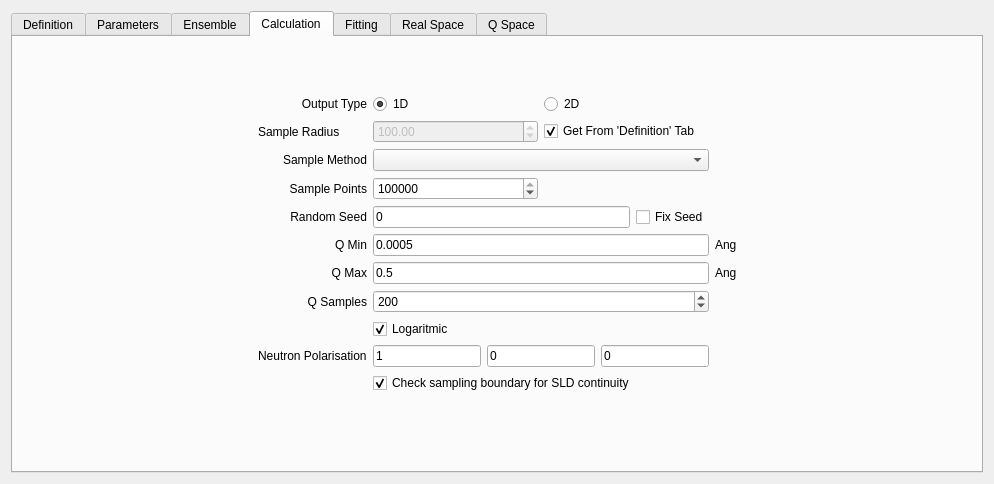
Old version of the form src/sas/qtgui/Perspectives/ParticleEditor/UI/DesignWindowUI.ui in the repository SasView/sasview.
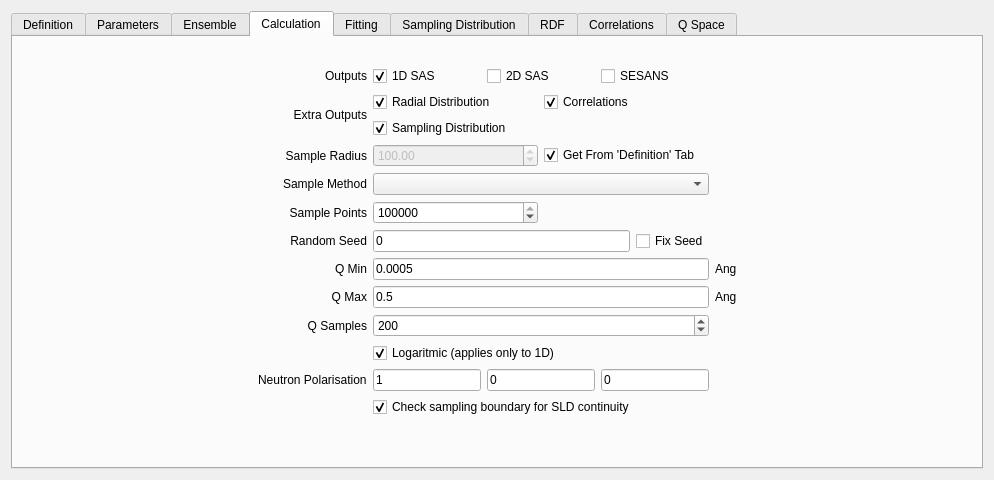
New version of the form. The open tabs and pages were chosen to show the change.

```diff
--- a/src/sas/qtgui/Perspectives/ParticleEditor/UI/DesignWindowUI.ui
+++ b/src/sas/qtgui/Perspectives/ParticleEditor/UI/DesignWindowUI.ui
@@ -7,7 +7,7 @@
     <x>0</x>
     <y>0</y>
     <width>994</width>
-    <height>484</height>
+    <height>480</height>
    </rect>
   </property>
   <property name="windowTitle">
@@ -78,16 +78,6 @@
                <property name="bottomMargin">
                 <number>10</number>
                </property>
-               <item row="0" column="0">
-                <widget class="QLabel" name="label">
-                 <property name="text">
-                  <string>Solvent SLD</string>
-                 </property>
-                 <property name="alignment">
-                  <set>Qt::AlignRight|Qt::AlignTrailing|Qt::AlignVCenter</set>
-                 </property>
-                </widget>
-               </item>
                <item row="1" column="0">
                 <widget class="QLabel" name="label_2">
                  <property name="text">
@@ -236,17 +226,31 @@
             <item>
              <widget class="QFrame" name="frame_3">
               <layout class="QGridLayout" name="gridLayout_2">
-               <item row="8" column="2">
-                <widget class="QCheckBox" name="useLogQ">
+               <item row="10" column="3">
+                <widget class="QLabel" name="label_10">
                  <property name="text">
-                  <string>Logaritmic</string>
+                  <string>Ang</string>
                  </property>
-                 <property name="checked">
-                  <bool>true</bool>
+                </widget>
+               </item>
+               <item row="10" column="0">
+                <widget class="QLabel" name="label_11">
+                 <property name="text">
+                  <string>Q Max</string>
                  </property>
+                 <property name="alignment">
+                  <set>Qt::AlignRight|Qt::AlignTrailing|Qt::AlignVCenter</set>
+                 </property>
                 </widget>
                </item>
-               <item row="7" column="2">
+               <item row="10" column="2">
+                <widget class="QLineEdit" name="qMaxBox">
+                 <property name="text">
+                  <string>0.5</string>
+                 </property>
+                </widget>
+               </item>
+               <item row="11" column="2">
                 <widget class="QSpinBox" name="qSamplesBox">
                  <property name="minimum">
                   <number>10</number>
@@ -262,21 +266,49 @@
                  </property>
                 </widget>
                </item>
-               <item row="5" column="3">
-                <widget class="QLabel" name="label_9">
+               <item row="12" column="2">
+                <widget class="QCheckBox" name="useLogQ">
                  <property name="text">
-                  <string>Ang</string>
+                  <string>Logaritmic (applies only to 1D)</string>
                  </property>
+                 <property name="checked">
+                  <bool>true</bool>
+                 </property>
                 </widget>
                </item>
-               <item row="6" column="3">
-                <widget class="QLabel" name="label_10">
+               <item row="13" column="0">
+                <widget class="QLabel" name="label_12">
                  <property name="text">
-                  <string>Ang</string>
+                  <string>Neutron Polarisation</string>
                  </property>
                 </widget>
                </item>
-               <item row="7" column="0">
+               <item row="13" column="2">
+                <layout class="QHBoxLayout" name="horizontalLayout_10">
+                 <item>
+                  <widget class="QLineEdit" name="lineEdit">
+                   <property name="text">
+                    <string>1</string>
+                   </property>
+                  </widget>
+                 </item>
+                 <item>
+                  <widget class="QLineEdit" name="lineEdit_2">
+                   <property name="text">
+                    <string>0</string>
+                   </property>
+                  </widget>
+                 </item>
+                 <item>
+                  <widget class="QLineEdit" name="lineEdit_3">
+                   <property name="text">
+                    <string>0</string>
+                   </property>
+                  </widget>
+                 </item>
+                </layout>
+               </item>
+               <item row="11" column="0">
                 <widget class="QLabel" name="label_7">
                  <property name="text">
                   <string>Q Samples</string>
@@ -286,7 +318,81 @@
                  </property>
                 </widget>
                </item>
-               <item row="1" column="2">
+               <item row="14" column="2">
+                <widget class="QCheckBox" name="continuityCheck">
+                 <property name="text">
+                  <string>Check sampling boundary for SLD continuity</string>
+                 </property>
+                 <property name="checked">
+                  <bool>true</bool>
+                 </property>
+                </widget>
+               </item>
+               <item row="15" column="2">
+                <widget class="QLabel" name="timeEstimateLabel">
+                 <property name="text">
+                  <string/>
+                 </property>
+                 <property name="alignment">
+                  <set>Qt::AlignCenter</set>
+                 </property>
+                </widget>
+               </item>
+               <item row="0" column="0">
+                <widget class="QLabel" name="label_13">
+                 <property name="text">
+                  <string>Outputs</string>
+                 </property>
+                 <property name="alignment">
+                  <set>Qt::AlignRight|Qt::AlignTrailing|Qt::AlignVCenter</set>
+                 </property>
+                </widget>
+               </item>
+               <item row="0" column="2">
+                <layout class="QHBoxLayout" name="horizontalLayout">
+                 <property name="bottomMargin">
+                  <number>0</number>
+                 </property>
+                 <item>
+                  <widget class="QCheckBox" name="sas1DOption">
+                   <property name="text">
+                    <string>1D SAS</string>
+                   </property>
+                   <property name="checked">
+                    <bool>true</bool>
+                   </property>
+                  </widget>
+                 </item>
+                 <item>
+                  <widget class="QCheckBox" name="sas2DOption">
+                   <property name="text">
+                    <string>2D SAS</string>
+                   </property>
+                  </widget>
+                 </item>
+                 <item>
+                  <widget class="QCheckBox" name="sesansOption">
+                   <property name="text">
+                    <string>SESANS</string>
+                   </property>
+                  </widget>
+                 </item>
+                </layout>
+               </item>
+               <item row="5" column="0">
+                <widget class="QLabel" name="label_14">
+                 <property name="text">
+                  <string>Sample Radius</string>
+                 </property>
+                 <property name="alignment">
+                  <set>Qt::AlignRight|Qt::AlignTrailing|Qt::AlignVCenter</set>
+                 </property>
+                </widget>
+               </item>
+               <item row="6" column="2">
+                <widget class="QComboBox" name="methodCombo"/>
+               </item>
+               <item row="5" column="2">
                 <layout class="QHBoxLayout" name="horizontalLayout_6">
                  <item>
                   <widget class="QDoubleSpinBox" name="sampleRadius">
@@ -316,14 +422,7 @@
                  </item>
                 </layout>
                </item>
-               <item row="1" column="0">
-                <widget class="QLabel" name="label_14">
-                 <property name="text">
-                  <string>Sample Radius</string>
-                 </property>
-                </widget>
-               </item>
-               <item row="2" column="0">
+               <item row="6" column="0">
                 <widget class="QLabel" name="label_3">
                  <property name="text">
                   <string>Sample Method</string>
@@ -333,14 +432,17 @@
                  </property>
                 </widget>
                </item>
-               <item row="5" column="2">
-                <widget class="QLineEdit" name="qMinBox">
+               <item row="8" column="0">
+                <widget class="QLabel" name="label_16">
                  <property name="text">
-                  <string>0.0005</string>
+                  <string>Random Seed</string>
+                 </property>
+                 <property name="alignment">
+                  <set>Qt::AlignRight|Qt::AlignTrailing|Qt::AlignVCenter</set>
                  </property>
                 </widget>
                </item>
-               <item row="5" column="0">
+               <item row="9" column="0">
                 <widget class="QLabel" name="label_8">
                  <property name="text">
                   <string>Q Min</string>
@@ -350,61 +452,17 @@
                  </property>
                 </widget>
                </item>
-               <item row="6" column="2">
-                <widget class="QLineEdit" name="qMaxBox">
+               <item row="7" column="0">
+                <widget class="QLabel" name="label_4">
                  <property name="text">
-                  <string>0.5</string>
+                  <string>Sample Points</string>
                  </property>
-                </widget>
-               </item>
-               <item row="6" column="0">
-                <widget class="QLabel" name="label_11">
-                 <property name="text">
-                  <string>Q Max</string>
-                 </property>
                  <property name="alignment">
                   <set>Qt::AlignRight|Qt::AlignTrailing|Qt::AlignVCenter</set>
                  </property>
                 </widget>
                </item>
-               <item row="0" column="2">
-                <layout class="QHBoxLayout" name="horizontalLayout">
-                 <property name="bottomMargin">
-                  <number>0</number>
-                 </property>
-                 <item>
-                  <widget class="QRadioButton" name="output1D">
-                   <property name="text">
-                    <string>1D</string>
-                   </property>
-                   <property name="checked">
-                    <bool>true</bool>
-                   </property>
-                  </widget>
-                 </item>
-                 <item>
-                  <widget class="QRadioButton" name="output2D">
-                   <property name="text">
-                    <string>2D</string>
-                   </property>
-                  </widget>
-                 </item>
-                </layout>
-               </item>
-               <item row="2" column="2">
-                <widget class="QComboBox" name="methodCombo"/>
-               </item>
-               <item row="0" column="0">
-                <widget class="QLabel" name="label_13">
-                 <property name="text">
-                  <string>Output Type</string>
-                 </property>
-                 <property name="alignment">
-                  <set>Qt::AlignRight|Qt::AlignTrailing|Qt::AlignVCenter</set>
-                 </property>
-                </widget>
-               </item>
-               <item row="3" column="2">
+               <item row="7" column="2">
                 <layout class="QHBoxLayout" name="horizontalLayout_8">
                  <item>
                   <widget class="QSpinBox" name="nSamplePoints">
@@ -428,17 +486,7 @@
                  </item>
                 </layout>
                </item>
-               <item row="3" column="0">
-                <widget class="QLabel" name="label_4">
-                 <property name="text">
-                  <string>Sample Points</string>
-                 </property>
-                 <property name="alignment">
-                  <set>Qt::AlignRight|Qt::AlignTrailing|Qt::AlignVCenter</set>
-                 </property>
-                </widget>
-               </item>
-               <item row="4" column="2">
+               <item row="8" column="2">
                 <layout class="QHBoxLayout" name="horizontalLayout_9">
                  <item>
                   <widget class="QLineEdit" name="randomSeed">
@@ -456,65 +504,67 @@
                  </item>
                 </layout>
                </item>
-               <item row="9" column="0">
-                <widget class="QLabel" name="label_12">
+               <item row="9" column="3">
+                <widget class="QLabel" name="label_9">
                  <property name="text">
-                  <string>Neutron Polarisation</string>
-                 </property>
-                </widget>
-               </item>
-               <item row="4" column="0">
-                <widget class="QLabel" name="label_16">
-                 <property name="text">
-                  <string>Random Seed</string>
-                 </property>
-                 <property name="alignment">
-                  <set>Qt::AlignRight|Qt::AlignTrailing|Qt::AlignVCenter</set>
+                  <string>Ang</string>
                  </property>
                 </widget>
                </item>
                <item row="9" column="2">
-                <layout class="QHBoxLayout" name="horizontalLayout_10">
-                 <item>
-                  <widget class="QLineEdit" name="lineEdit">
+                <widget class="QLineEdit" name="qMinBox">
+                 <property name="text">
+                  <string>0.0005</string>
+                 </property>
+                </widget>
+               </item>
+               <item row="1" column="2">
+                <layout class="QGridLayout" name="gridLayout_3">
+                 <item row="1" column="0">
+                  <widget class="QCheckBox" name="includeSamplingDistribution">
                    <property name="text">
-                    <string>1</string>
+                    <string>Sampling Distribution</string>
                    </property>
+                   <property name="checked">
+                    <bool>true</bool>
+                   </property>
                   </widget>
                  </item>
-                 <item>
-                  <widget class="QLineEdit" name="lineEdit_2">
+                 <item row="0" column="0">
+                  <widget class="QCheckBox" name="includeRadialDistribution">
                    <property name="text">
-                    <string>0</string>
+                    <string>Radial Distribution</string>
                    </property>
+                   <property name="checked">
+                    <bool>true</bool>
+                   </property>
                   </widget>
                  </item>
-                 <item>
-                  <widget class="QLineEdit" name="lineEdit_3">
+                 <item row="0" column="1">
+                  <widget class="QCheckBox" name="includeCorrelations">
                    <property name="text">
-                    <string>0</string>
+                    <string>Correlations</string>
+                   </property>
+                   <property name="checked">
+                    <bool>true</bool>
                    </property>
                   </widget>
                  </item>
                 </layout>
                </item>
-               <item row="11" column="2">
-                <widget class="QLabel" name="timeEstimateLabel">
+               <item row="1" column="0">
+                <widget class="QLabel" name="label">
+                 <property name="sizePolicy">
+                  <sizepolicy hsizetype="Preferred" vsizetype="MinimumExpanding">
+                   <horstretch>0</horstretch>
+                   <verstretch>0</verstretch>
+                  </sizepolicy>
+                 </property>
                  <property name="text">
-                  <string/>
+                  <string>Extra Outputs</string>
                  </property>
                  <property name="alignment">
-                  <set>Qt::AlignCenter</set>
-                 </property>
-                </widget>
-               </item>
-               <item row="10" column="2">
-                <widget class="QCheckBox" name="continuityCheck">
-                 <property name="text">
-                  <string>Check sampling boundary for SLD continuity</string>
-                 </property>
-                 <property name="checked">
-                  <bool>true</bool>
+                  <set>Qt::AlignRight|Qt::AlignTrailing|Qt::AlignVCenter</set>
                  </property>
                 </widget>
                </item>
@@ -561,7 +611,17 @@
      </widget>
      <widget class="QWidget" name="realSpaceTab">
       <attribute name="title">
-       <string>Real Space</string>
+       <string>Sampling Distribution</string>
+      </attribute>
+     </widget>
+     <widget class="QWidget" name="rdfTab">
+      <attribute name="title">
+       <string>RDF</string>
+      </attribute>
+     </widget>
+     <widget class="QWidget" name="correlationTab">
+      <attribute name="title">
+       <string>Correlations</string>
       </attribute>
      </widget>
      <widget class="QWidget" name="qSpaceTab">
```
Left out of the diff: 55 changed lines with no effect on the pictures.
